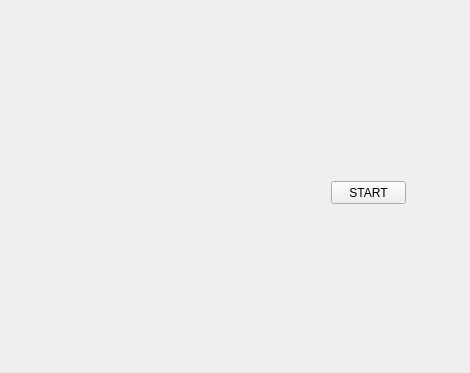
Above: tetrisGraphicsItem/src/mainwindow.ui from zhoutk/qtDemo before the change; both pictures show x 0 to 470 and y 0 to 373 of the 470 by 630 pixel window. Below: the same form after it.
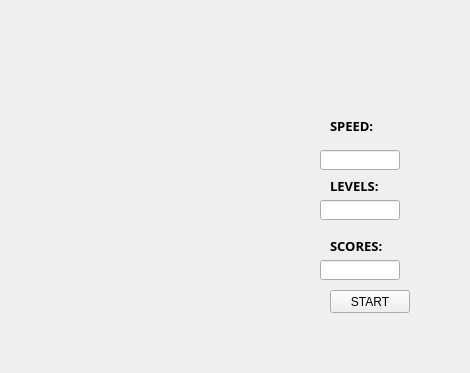
That is the form after the change.

Patch:
```diff
--- a/tetrisGraphicsItem/src/mainwindow.ui
+++ b/tetrisGraphicsItem/src/mainwindow.ui
@@ -29,16 +29,202 @@
    <widget class="QPushButton" name="pushButton1">
     <property name="geometry">
      <rect>
-      <x>331</x>
-      <y>181</y>
-      <width>75</width>
+      <x>330</x>
+      <y>290</y>
+      <width>80</width>
       <height>23</height>
      </rect>
     </property>
+    <property name="minimumSize">
+     <size>
+      <width>80</width>
+      <height>0</height>
+     </size>
+    </property>
+    <property name="maximumSize">
+     <size>
+      <width>80</width>
+      <height>16777215</height>
+     </size>
+    </property>
     <property name="text">
      <string>START</string>
     </property>
    </widget>
+   <widget class="QLabel" name="labelSpeed">
+    <property name="geometry">
+     <rect>
+      <x>330</x>
+      <y>110</y>
+      <width>80</width>
+      <height>31</height>
+     </rect>
+    </property>
+    <property name="minimumSize">
+     <size>
+      <width>80</width>
+      <height>0</height>
+     </size>
+    </property>
+    <property name="maximumSize">
+     <size>
+      <width>80</width>
+      <height>16777215</height>
+     </size>
+    </property>
+    <property name="font">
+     <font>
+      <family>微软雅黑</family>
+      <pointsize>10</pointsize>
+      <weight>75</weight>
+      <bold>true</bold>
+     </font>
+    </property>
+    <property name="text">
+     <string>SPEED:</string>
+    </property>
+   </widget>
+   <widget class="QLabel" name="labelLevels">
+    <property name="geometry">
+     <rect>
+      <x>330</x>
+      <y>170</y>
+      <width>80</width>
+      <height>31</height>
+     </rect>
+    </property>
+    <property name="minimumSize">
+     <size>
+      <width>80</width>
+      <height>0</height>
+     </size>
+    </property>
+    <property name="maximumSize">
+     <size>
+      <width>80</width>
+      <height>16777215</height>
+     </size>
+    </property>
+    <property name="font">
+     <font>
+      <family>微软雅黑</family>
+      <pointsize>10</pointsize>
+      <weight>75</weight>
+      <bold>true</bold>
+     </font>
+    </property>
+    <property name="text">
+     <string>LEVELS:</string>
+    </property>
+   </widget>
+   <widget class="QLabel" name="labelScores">
+    <property name="geometry">
+     <rect>
+      <x>330</x>
+      <y>230</y>
+      <width>80</width>
+      <height>31</height>
+     </rect>
+    </property>
+    <property name="minimumSize">
+     <size>
+      <width>80</width>
+      <height>0</height>
+     </size>
+    </property>
+    <property name="maximumSize">
+     <size>
+      <width>80</width>
+      <height>16777215</height>
+     </size>
+    </property>
+    <property name="font">
+     <font>
+      <family>微软雅黑</family>
+      <pointsize>10</pointsize>
+      <weight>75</weight>
+      <bold>true</bold>
+     </font>
+    </property>
+    <property name="text">
+     <string>SCORES:</string>
+    </property>
+   </widget>
+   <widget class="QLineEdit" name="lineEditSpeed">
+    <property name="geometry">
+     <rect>
+      <x>320</x>
+      <y>150</y>
+      <width>80</width>
+      <height>20</height>
+     </rect>
+    </property>
+    <property name="minimumSize">
+     <size>
+      <width>80</width>
+      <height>0</height>
+     </size>
+    </property>
+    <property name="maximumSize">
+     <size>
+      <width>80</width>
+      <height>16777215</height>
+     </size>
+    </property>
+    <property name="readOnly">
+     <bool>true</bool>
+    </property>
+   </widget>
+   <widget class="QLineEdit" name="lineEditLevels">
+    <property name="geometry">
+     <rect>
+      <x>320</x>
+      <y>200</y>
+      <width>80</width>
+      <height>20</height>
+     </rect>
+    </property>
+    <property name="minimumSize">
+     <size>
+      <width>80</width>
+      <height>0</height>
+     </size>
+    </property>
+    <property name="maximumSize">
+     <size>
+      <width>80</width>
+      <height>16777215</height>
+     </size>
+    </property>
+    <property name="readOnly">
+     <bool>true</bool>
+    </property>
+   </widget>
+   <widget class="QLineEdit" name="lineEditScores">
+    <property name="geometry">
+     <rect>
+      <x>320</x>
+      <y>260</y>
+      <width>80</width>
+      <height>20</height>
+     </rect>
+    </property>
+    <property name="minimumSize">
+     <size>
+      <width>80</width>
+      <height>0</height>
+     </size>
+    </property>
+    <property name="maximumSize">
+     <size>
+      <width>80</width>
+      <height>16777215</height>
+     </size>
+    </property>
+    <property name="readOnly">
+     <bool>true</bool>
+    </property>
+   </widget>
   </widget>
  </widget>
  <resources/>
```
Left out of the diff: 2 changed lines with no effect on the pictures.
